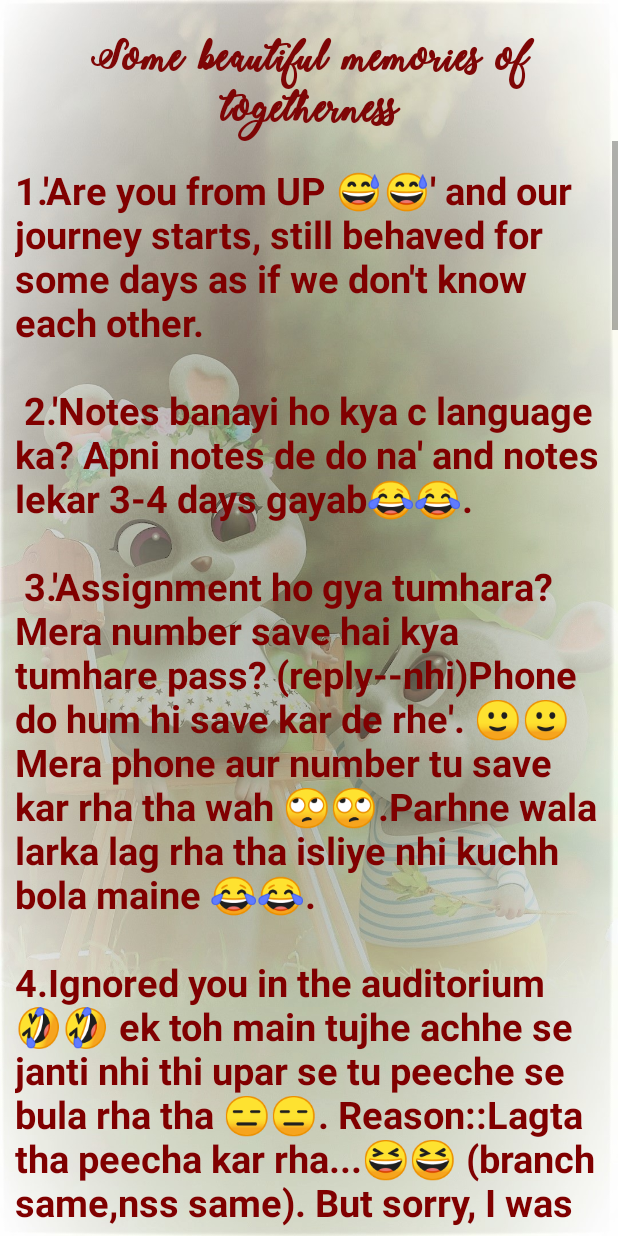
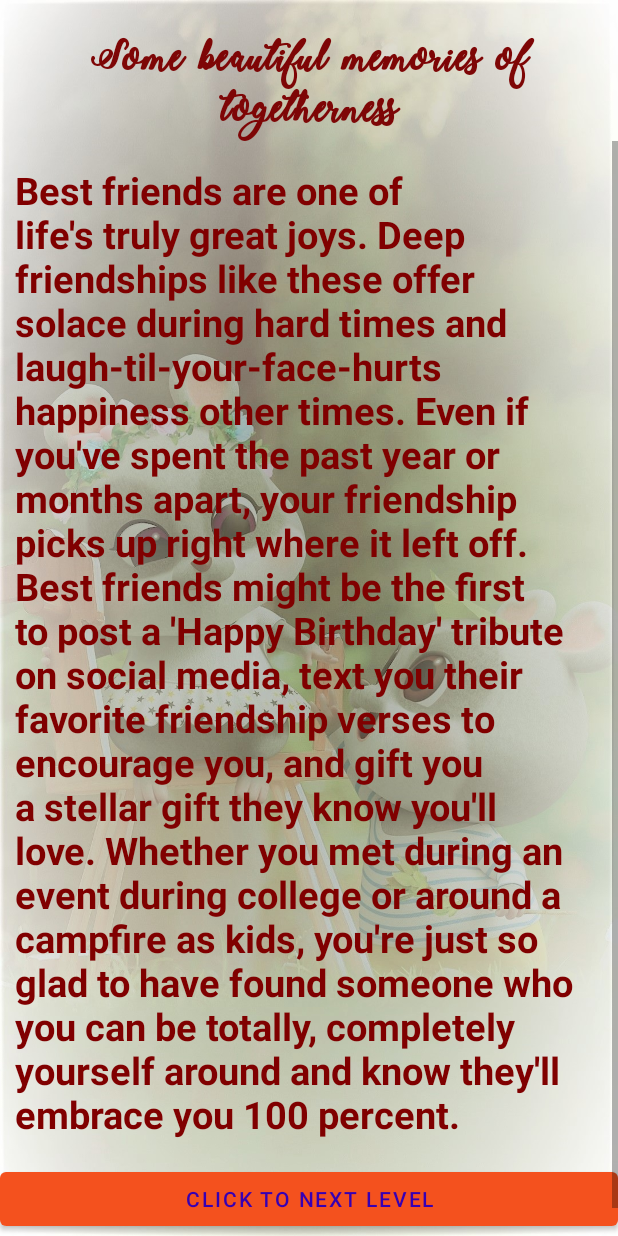
Before and after one commit to tanupriya99/Birthday, an Android app: the memory screen opened directly, with no data from a screen before it, on a phone screen of 412 x 824 dp. Run offline under Robolectric (Android 15) with nearby library versions, the phone set to English and light mode, and no system bars.

Commit message:
first commit

```diff
--- a/app/src/main/java/com/example/birthday/secret.java
+++ b/app/src/main/java/com/example/birthday/secret.java
@@ -25,7 +25,6 @@ public class secret extends AppCompatActivity {
             public void onClick(View v) {
                 startActivity(new Intent(getApplicationContext(),memory.class));
                 song.stop();
-
                 finish();
             }
         });
--- a/app/src/main/res/layout/activity_memory.xml
+++ b/app/src/main/res/layout/activity_memory.xml
@@ -43,35 +43,7 @@
                 android:paddingTop="15dp"
                 android:paddingRight="10dp"
                 android:paddingBottom="15dp"
-                android:text="1.'Are you from UP 😅😅' and our journey starts, still behaved for some days as if we don't know each other.\n\n
-2.'Notes banayi ho kya c language ka? Apni notes de do na' and notes lekar 3-4 days gayab😂😂.\n\n
-3.'Assignment ho gya tumhara? Mera number save hai kya tumhare pass? (reply--nhi)Phone do hum hi save kar de rhe'.
-🙂🙂Mera phone aur number tu save kar rha tha wah 🙄🙄.Parhne wala larka lag rha tha
-isliye nhi kuchh bola maine 😂😂.\n\n4.Ignored you in the auditorium 🤣🤣 ek toh main tujhe achhe se janti nhi thi upar se tu peeche se bula rha tha 😑😑.
-Reason::Lagta tha peecha kar rha...😆😆 (branch same,nss same). But sorry, I was wrong.\n\n5.Ohoo!!! Ek baar toh NSS ke event me Hindi divas pe front me jaake
-sukanye aur bidyut ke paas kaise baith gya tha, dikh rha tha pichhe se...tab toh pakka laga tha
-kuchh toh garbar hai isme 🤔🤔.\n\n6.But forget it...After few days you got prize for poetry
-🎉🎉.Congo kehna tha but sab pehle hi bol diye toh maine socha chhoro sab log toh bol hi diye tab main kya hi bolu, meri taraf dekhega toh bol dungi 😂😂.\n\n7.I still remember our first
-argument on painting.
-We fought for that painting for individual names but at last we shared it.\n\n8.Fir toh hum sab apne apne ghar hi chale gye...and...lockdown starts 😣😣.\n\n9.Us time pe toh meri alag hi duniya thi 😣😣.
-Ekdum gandi wali.\n\n10.But I never knew you would enter in my life this way 🥰🥰.\n\n11.Pta nhi kaise tu kabhi irritate nhi hua...main toh din me kitni baar tujhe call kar
-deti thi.\n\n12.Pta hai...ye toh main kabhi nhi bhulungi kaise tu mujhe hmesha conference pe rakh deta tha aur exam me cheating karwata tha 🤭🤭.\n\n13
-Birthday pe mere maths ka exam tha fir bhi 1 bje tak tune baat kiya aur main us gadhe ke liye ro rhi thi. 😤😤\n\n14.
-Us din kitna dar gaya tha na 😂😂 jab physics ke exam me MS teams pe teri awaz chali gyi thi.\n\n15.
-First time mera adobe ka form miss hone ke baad toh sayad hi tune meri koi class bhi miss hone di ho.\n\n16.Meri saare assignments me toh sabse bara tera hi haath hai 🥰🥰\n\n17.
-Really...thankyou sooo much...for always motivating me. ☺☺\n\n18.COA...jo samjh hi nhi ata tha hai kya...but tune hi pura parhaya tha..our night study...
-kitni baar toh main so bhi jati thi 🥱 aur tu 'hello..hello...samjh me aa rha hai na' kaise batau nind aa rhi hai 😂😂\n\n19.
-You are the only reason I'm back to myself otherwise samjh hi nhi aata tha kisse share karu apni problems. 😘😘\n\n20.
-Fir journey start hui coding ki...aur ye abhi tak chal rhi..😐😐\n\n21.I hope ki hmari company bhi same ho jaye.
-Fir adha kaam tujhse karwa lungi 😁😁.\n\n22.Yaad hai ek baar maine asim ko haa kar di thi stupid si cheez ke liye 😐😐,
-and then next day 'ankit...fir se maine kuchh garbar kar di 😂😂 ab kya karu'🤣🤣.
-But fir sort out ho gya sab.\n\n23.DLD lab ke exam me toh tune apna 50 marks ka ques.
-bhi nhi kiya kyunki time chala gya mera answers likhne me 😪😪.\n\n24.Yaad hai...ek baar maine asim ko puri dld ki file de di thi
-and fir jab maine tujhe btaya toh your expression were like...'ye kya kar di tum...fir se ek galti.
-And then koi baat nhi...but ab aisa mat karna tanu' but after sometime again similar type of mistake...
-disclose your name to some other person .\n\n25.'Bhut pareshan kar diya hai na maine tujhe.Koi baat nhi...next time se nhi
-karungi...pakka'. But again same mistake jab tak achhe se suna nhi deta .\n\n26.Aur bhi kuchh add karna hoga toh bta dena 🤗🤗.
-"
+                android:text="Best friends are one of life's truly great joys. Deep friendships like these offer solace during hard times and laugh-til-your-face-hurts happiness other times. Even if you've spent the past year or months apart, your friendship picks up right where it left off. Best friends might be the first to post a 'Happy Birthday' tribute on social media, text you their favorite friendship verses to encourage you, and gift you a stellar gift they know you'll love. Whether you met during an event during college or around a campfire as kids, you're just so glad to have found someone who you can be totally, completely yourself around and know they'll embrace you 100 percent."
                 android:textColor="@color/maroon"
                 android:textSize="25sp"
                 android:textStyle="bold"
```
